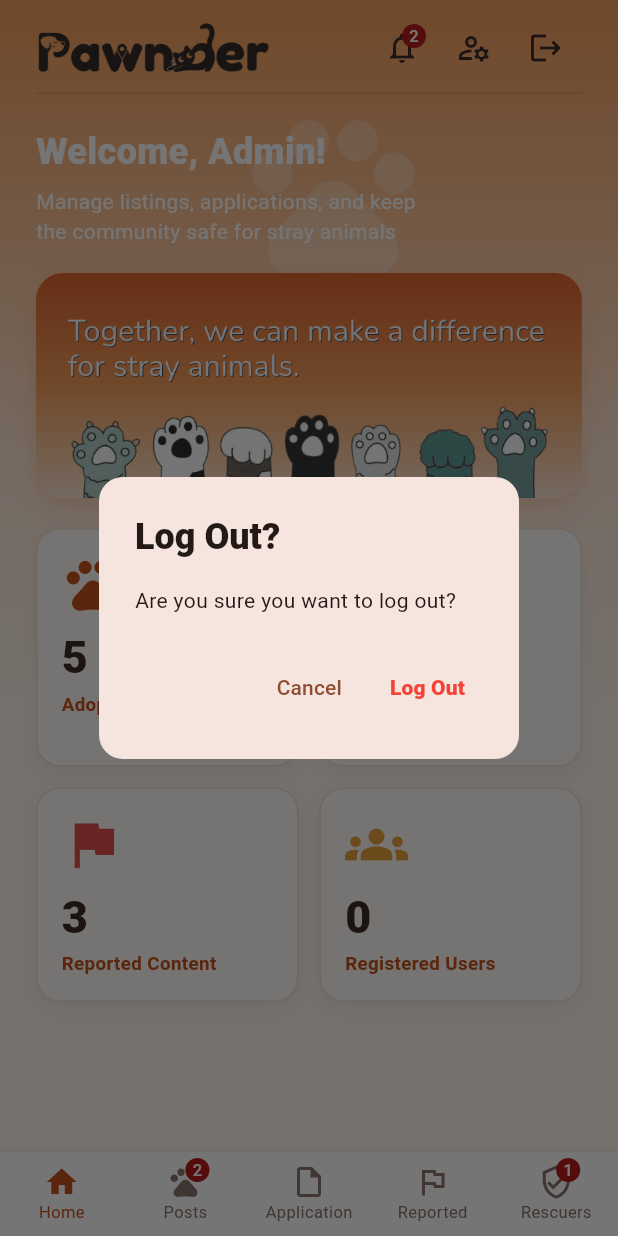
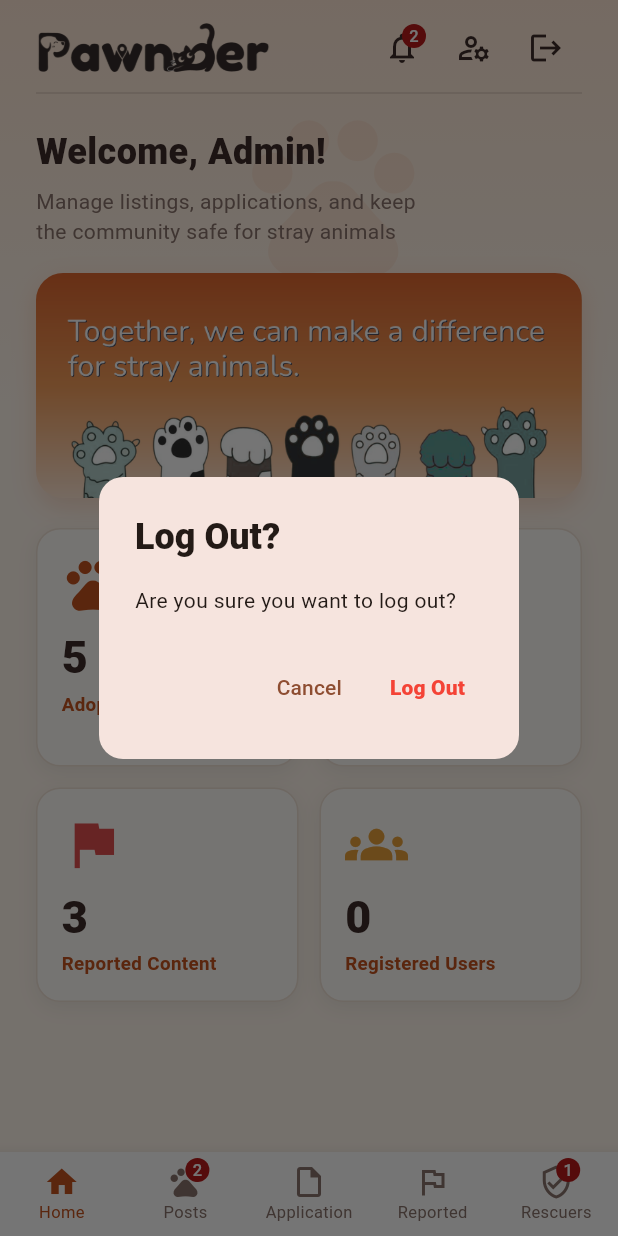
Before and after one commit to deynblip/IT331_FinalProject_Pawnder, a Flutter app: the AdminLayout screen opened directly with empty values, after a tap on the "logout" icon, on a phone screen of 412 x 824 dp. Run offline on Flutter 3.47's test engine with Material 3 defaults, Android fonts, the phone set to English and light mode, and no system bars; our stand-ins replace flutter_map, geocoding, geolocator, image_picker, latlong2; Roboto replaces fonts that are missing (Nunito).

Commit message:
style(admin): lighter background with brown header text

```diff
--- a/lib/screens/admin/admin_applications_screen.dart
+++ b/lib/screens/admin/admin_applications_screen.dart
@@ -272,7 +272,7 @@ class _AdminApplicationsScreenState extends State<AdminApplicationsScreen> {
                   const Text(
                     'Adoption Applications',
                     style: TextStyle(
-                      color: Colors.white,
+                      color: kNavy,
                       fontSize: 24,
                       fontWeight: FontWeight.w800,
                     ),
--- a/lib/screens/admin/admin_dashboard.dart
+++ b/lib/screens/admin/admin_dashboard.dart
@@ -36,19 +36,11 @@ class AdminDashboard extends StatelessWidget {
 
   @override
   Widget build(BuildContext context) {
-    // Fills the whole tab so the gradient always ends in cream. The orange
-    // reaches lower here so the white welcome text stays readable.
+    // Fills the whole tab so the gradient always ends in cream.
     return Container(
       width: double.infinity,
       height: double.infinity,
-      decoration: const BoxDecoration(
-        gradient: LinearGradient(
-          begin: Alignment.topCenter,
-          end: Alignment.bottomCenter,
-          colors: [kOrangeSoft, kPeach, kCream],
-          stops: [0.0, 0.4, 0.62],
-        ),
-      ),
+      decoration: const BoxDecoration(gradient: kAdminGradient),
       child: SafeArea(
         child: SingleChildScrollView(
           padding: EdgeInsets.fromLTRB(context.hPad, 8, context.hPad, 24),
@@ -69,7 +61,7 @@ class AdminDashboard extends StatelessWidget {
                     child: Icon(
                       Icons.pets,
                       size: 130,
-                      color: Colors.white.withValues(alpha: 0.25),
+                      color: kOrange.withValues(alpha: 0.08),
                     ),
                   ),
                   Column(
@@ -78,7 +70,7 @@ class AdminDashboard extends StatelessWidget {
                       Text(
                         'Welcome, ${name.isNotEmpty ? name : 'Admin'}!',
                         style: const TextStyle(
-                          color: Colors.white,
+                          color: kNavy,
                           fontSize: 24,
                           fontWeight: FontWeight.w800,
                         ),
@@ -88,7 +80,7 @@ class AdminDashboard extends StatelessWidget {
                         'Manage listings, applications, and keep\n'
                             'the community safe for stray animals',
                         style: TextStyle(
-                          color: Colors.white,
+                          color: kHintGray,
                           fontSize: 14,
                           height: 1.4,
                         ),
--- a/lib/screens/admin/admin_posts_screen.dart
+++ b/lib/screens/admin/admin_posts_screen.dart
@@ -304,7 +304,7 @@ class _AdminPostsScreenState extends State<AdminPostsScreen> {
                   const Text(
                     'Animal Listing',
                     style: TextStyle(
-                      color: Colors.white,
+                      color: kNavy,
                       fontSize: 24,
                       fontWeight: FontWeight.w800,
                     ),
--- a/lib/screens/admin/admin_reported_screen.dart
+++ b/lib/screens/admin/admin_reported_screen.dart
@@ -243,7 +243,7 @@ class _AdminReportedScreenState extends State<AdminReportedScreen> {
                   const Text(
                     'Reported Content',
                     style: TextStyle(
-                      color: Colors.white,
+                      color: kNavy,
                       fontSize: 24,
                       fontWeight: FontWeight.w800,
                     ),
--- a/lib/screens/admin/admin_rescuers_screen.dart
+++ b/lib/screens/admin/admin_rescuers_screen.dart
@@ -109,7 +109,7 @@ class _AdminRescuersScreenState extends State<AdminRescuersScreen> {
                       Text(
                         'Rescuer Applications',
                         style: TextStyle(
-                          color: Colors.white,
+                          color: kNavy,
                           fontSize: 24,
                           fontWeight: FontWeight.w800,
                         ),
--- a/lib/widgets/admin_top_bar.dart
+++ b/lib/widgets/admin_top_bar.dart
@@ -6,13 +6,14 @@ import '../services/auth_service.dart';
 import '../services/notification_service.dart';
 import '../utils/app_colors.dart';
 
-/// Background used by every admin tab: orange at the top that fades into
-/// the cream page color, so the cards below always sit on cream.
+/// Background used by every admin tab: a soft peach at the top that fades
+/// into the cream page color. Kept light so the orange banner and the cards
+/// stand out, and the brown text stays easy to read.
 const LinearGradient kAdminGradient = LinearGradient(
   begin: Alignment.topCenter,
   end: Alignment.bottomCenter,
-  colors: [kOrangeSoft, kPeach, kCream],
-  stops: [0.0, 0.3, 0.55],
+  colors: [kPeach, kCream],
+  stops: [0.0, 0.35],
 );
 
 /// Shared top bar of the admin tabs: brown logo, notification bell with an
```
